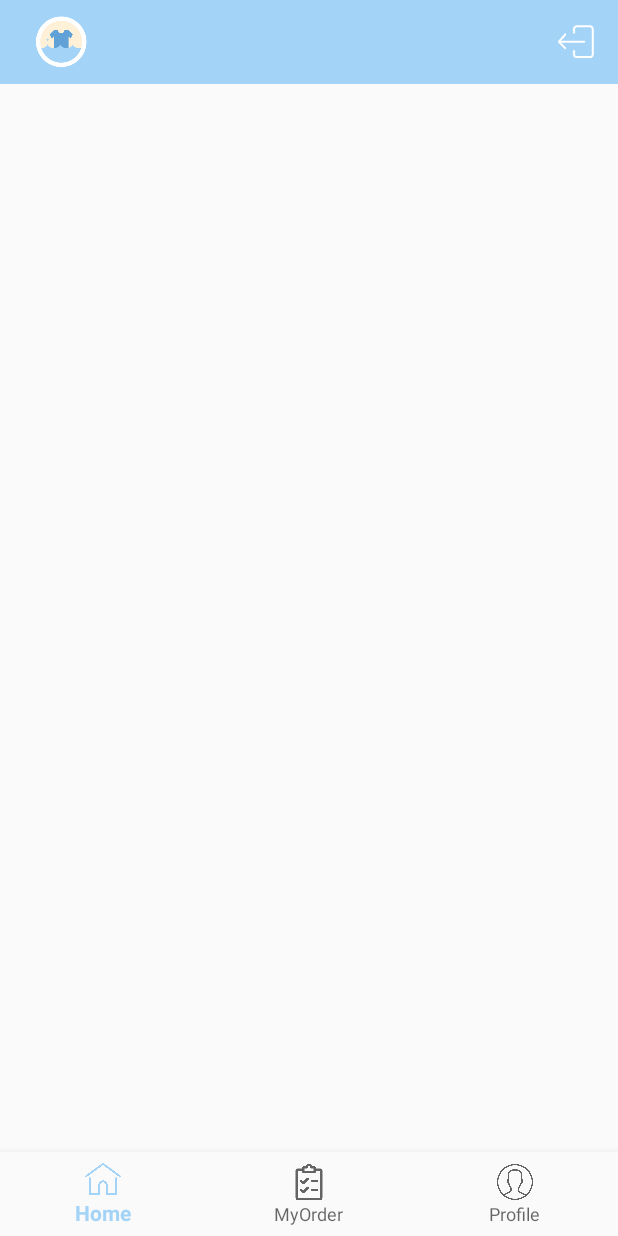
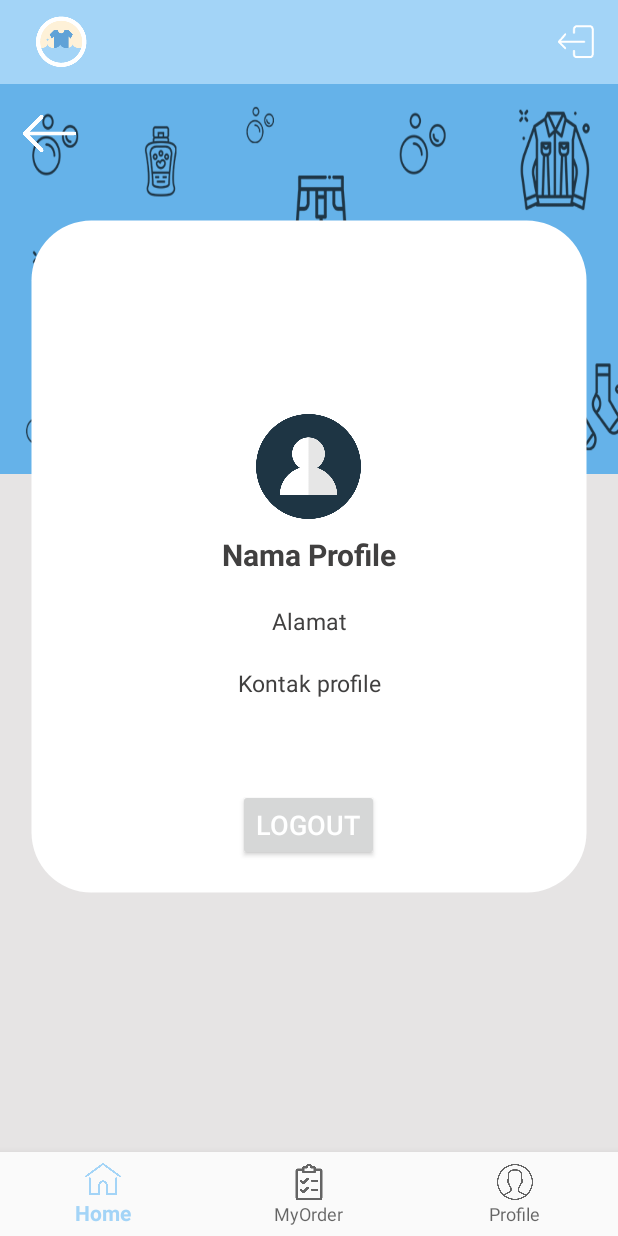
Before and after one commit to ardhiyatma09/cuci.in, an Android app: the fragment FrProfile placed in its activity, on a phone screen of 412 x 824 dp. Run offline under Robolectric (Android 15) with nearby library versions, the phone set to English and light mode, and no system bars; our stand-ins replace Firebase (no records; nobody signed in at launch, a user with empty details on screens opened directly); libraries missing offline, so code that uses them is left out: com.xwray.groupie; 4 statements that could not run were skipped.

Commit message:
logout, splash v.2

```diff
--- a/app/src/main/java/com/example/cuciinapp/activity/MainActivity.kt
+++ b/app/src/main/java/com/example/cuciinapp/activity/MainActivity.kt
@@ -12,6 +12,7 @@ import com.example.cuciinapp.R
 import com.example.cuciinapp.fragment.FrHomeUser
 import com.example.cuciinapp.fragment.FrMyorder
 import com.example.cuciinapp.fragment.FrProfile
+import com.google.firebase.auth.FirebaseAuth
 import com.xwray.groupie.GroupAdapter
 import com.xwray.groupie.kotlinandroidextensions.ViewHolder
 import kotlinx.android.synthetic.main.activity_main.*
@@ -19,6 +20,7 @@ import kotlinx.android.synthetic.main.activity_main.*
 class MainActivity : AppCompatActivity() {
 
     private var groupAdapter = GroupAdapter<ViewHolder>()
+    lateinit var mAuth: FirebaseAuth
 
     private val mOnNavigationItemSelectedListener = BottomNavigationView.OnNavigationItemSelectedListener { item ->
         when (item.itemId) {
@@ -56,6 +58,9 @@ class MainActivity : AppCompatActivity() {
     override fun onCreate(savedInstanceState: Bundle?) {
         super.onCreate(savedInstanceState)
         setContentView(R.layout.activity_main)
+
+        mAuth = FirebaseAuth.getInstance()
+
         navigation.setOnNavigationItemSelectedListener(mOnNavigationItemSelectedListener)
         val fragment = FrHomeUser()
         addFragment(fragment)
@@ -82,4 +87,12 @@ class MainActivity : AppCompatActivity() {
             super.onOptionsItemSelected(item)
         }
     }
+
+    override fun onResume() {
+        super.onResume()
+        val user = mAuth.currentUser
+        if (user == null) {
+            finish()
+        }
+    }
 }
--- a/app/src/main/java/com/example/cuciinapp/fragment/FrHomeUser.kt
+++ b/app/src/main/java/com/example/cuciinapp/fragment/FrHomeUser.kt
@@ -4,14 +4,12 @@ import android.os.Bundle
 import android.support.v4.app.Fragment
 import android.support.v7.widget.GridLayoutManager
 import android.support.v7.widget.LinearLayoutManager
-import android.support.v7.widget.RecyclerView
 import android.util.Log
 import android.view.LayoutInflater
 import android.view.View
 import android.view.ViewGroup
 import android.widget.Toast
 import com.example.cuciinapp.R
-import kotlinx.android.synthetic.main.fr_homeuser_activity.*
 import com.example.cuciinapp.adapter.LaundriAdapter
 import com.example.cuciinapp.item.BannerCarouselItem
 import com.example.cuciinapp.model.Banner
@@ -20,6 +18,7 @@ import com.example.cuciinapp.service.ApiClient
 import com.example.cuciinapp.service.ApiInterface
 import com.xwray.groupie.GroupAdapter
 import com.xwray.groupie.kotlinandroidextensions.ViewHolder
+import kotlinx.android.synthetic.main.fr_homeuser_activity.*
 import retrofit2.Call
 import retrofit2.Callback
 import retrofit2.Response
@@ -39,7 +38,7 @@ class FrHomeUser : Fragment() {
 
     override fun onViewCreated(view: View, savedInstanceState: Bundle?) {
         super.onViewCreated(view, savedInstanceState)
-        rvLaundri.layoutManager = GridLayoutManager(activity!!, 2) as RecyclerView.LayoutManager?
+        rvLaundri.layoutManager = GridLayoutManager(activity!!, 2)
         getData()
 
         val urlGambarBerita = "http://172.168.10.14/cuci_in/images/"
@@ -80,7 +79,7 @@ class FrHomeUser : Fragment() {
     }
 
 
-    fun getData(){
+    fun getData() {
         val apiInterface = ApiClient.getClient().create(ApiInterface::class.java)
         apiInterface.getAllData().enqueue(object : Callback<LaundriResponse> {
             override fun onFailure(call: Call<LaundriResponse>, t: Throwable) {
@@ -91,7 +90,7 @@ class FrHomeUser : Fragment() {
                 if (response.code() == 200) {
                     Log.e("code : ${response.code()}", "${response.body()}")
                     rvLaundri.adapter = LaundriAdapter(response.body()!!.results)
-                }else{
+                } else {
                     Log.e("code : ${response.code()}", response.message())
                 }
             }
--- a/app/src/main/java/com/example/cuciinapp/fragment/FrProfile.kt
+++ b/app/src/main/java/com/example/cuciinapp/fragment/FrProfile.kt
@@ -1,18 +1,42 @@
 package com.example.cuciinapp.fragment
 
+import android.content.Intent
 import android.os.Bundle
 import android.support.v4.app.Fragment
 import android.view.LayoutInflater
 import android.view.View
 import android.view.ViewGroup
 import com.example.cuciinapp.R
+import com.example.cuciinapp.activity.LoginActivity
+import com.google.firebase.auth.FirebaseAuth
+import kotlinx.android.synthetic.main.fr_profile_activity.*
 
 class FrProfile : Fragment() {
+
+    lateinit var fAuth: FirebaseAuth
+
+
     override fun onCreateView(
         inflater: LayoutInflater, container: ViewGroup?,
         savedInstanceState: Bundle?
     ): View? {
-        // Inflate the layout for this fragment
         return inflater.inflate(R.layout.fr_profile_activity, container, false)
+
+    }
+
+    override fun onViewCreated(view: View, savedInstanceState: Bundle?) {
+        super.onViewCreated(view, savedInstanceState)
+        fAuth = FirebaseAuth.getInstance()
+
+        btn_logout.setOnClickListener {
+            signOut()
+            startActivity(Intent(activity!!, LoginActivity::class.java))
+            activity!!.finish()
+        }
+    }
+
+    fun signOut() {
+        fAuth.signOut()
+
     }
 }
--- a/app/src/main/java/com/example/cuciinapp/model/LaundriResponse.kt
+++ b/app/src/main/java/com/example/cuciinapp/model/LaundriResponse.kt
@@ -3,6 +3,8 @@ package com.example.cuciinapp.model
 import com.google.gson.annotations.SerializedName
 
 object LaundriResponse {
-    data class LaundriResponse(@SerializedName("status")var status : String,
-                               @SerializedName("berita")val results : ArrayList<Laundri.Laundri>)
+    data class LaundriResponse(
+        @SerializedName("status") var status: String,
+        @SerializedName("berita") val results: ArrayList<Laundri.Laundri>
+    )
 }
--- a/app/src/main/java/com/example/cuciinapp/service/ApiInterface.kt
+++ b/app/src/main/java/com/example/cuciinapp/service/ApiInterface.kt
@@ -2,7 +2,6 @@ package com.example.cuciinapp.service
 
 //import com.example.testretrofitannas.model.Movie.Movie
 //import com.example.testretrofitannas.model.MovieResponse.MovieResponse
-import com.example.cuciinapp.model.Laundri
 import com.example.cuciinapp.model.LaundriResponse.LaundriResponse
 import retrofit2.Call
 import retrofit2.http.GET
@@ -10,8 +9,8 @@ import retrofit2.http.Query
 
 interface ApiInterface {
     @GET("tampil_laundri.php")
-    fun getAllData() : Call<LaundriResponse>
+    fun getAllData(): Call<LaundriResponse>
 
     @GET("tampil_id_laundri.php")
-    fun getLaundri(@Query ("id_laundri") id_laundri : Int) : Call<LaundriResponse>
+    fun getLaundri(@Query("id_laundri") id_laundri: Int): Call<LaundriResponse>
 }
--- a/app/src/main/res/drawable/corner.xml
+++ b/app/src/main/res/drawable/corner.xml
@@ -1,4 +1,11 @@
 <?xml version="1.0" encoding="utf-8"?>
-<selector xmlns:android="http://schemas.android.com/apk/res/android">
-
-</selector>
+<shape xmlns:android="http://schemas.android.com/apk/res/android"
+       android:shape="rectangle" android:padding="10dp">
+    <solid android:color="#FFFFFF"/>
+    <stroke android:width="2dp" android:color="#00000000"/>
+    <corners
+            android:bottomRightRadius="40dp"
+            android:bottomLeftRadius="40dp"
+            android:topLeftRadius="40dp"
+            android:topRightRadius="40dp"/>
+</shape>
--- a/app/src/main/res/layout/fr_profile_activity.xml
+++ b/app/src/main/res/layout/fr_profile_activity.xml
@@ -1,6 +1,83 @@
 <?xml version="1.0" encoding="utf-8"?>
-<android.support.constraint.ConstraintLayout xmlns:android="http://schemas.android.com/apk/res/android"
-                                             android:layout_width="match_parent"
-                                             android:layout_height="match_parent">
+<RelativeLayout xmlns:android="http://schemas.android.com/apk/res/android"
+                android:background="#E6E4E4"
+                android:layout_width="match_parent"
+                android:layout_height="match_parent">
 
-</android.support.constraint.ConstraintLayout>
+    <RelativeLayout
+            android:id="@+id/bg"
+            android:background="@drawable/backgroundbanner"
+            android:layout_width="match_parent"
+            android:layout_height="260dp">
+        <ImageView
+                android:src="@drawable/arrowleft"
+                android:layout_width="35dp"
+                android:layout_height="35dp"
+                android:id="@+id/btn_back"
+                android:layout_margin="15dp"/>
+    </RelativeLayout>
+
+    <RelativeLayout
+            android:id="@+id/pro"
+            android:background="@drawable/corner"
+            android:layout_marginTop="90dp"
+            android:layout_width="match_parent"
+            android:layout_marginStart="20dp"
+            android:layout_marginEnd="20dp"
+            android:layout_height="450dp">
+        <ImageView
+                android:id="@+id/avatar"
+                android:layout_marginTop="130dp"
+                android:src="@drawable/avatar"
+                android:layout_centerHorizontal="true"
+                android:layout_width="70dp"
+                android:layout_height="70dp"/>
+
+
+        <TextView
+                android:layout_below="@+id/avatar"
+                android:id="@+id/namaprofile"
+                android:textSize="20dp"
+                android:textStyle="bold"
+                android:textColor="#414040"
+                android:text="Nama Profile"
+                android:textAlignment="center"
+                android:layout_margin="10sp"
+                android:layout_width="match_parent"
+                android:layout_height="wrap_content"/>
+        <TextView
+                android:id="@+id/alamat"
+                android:layout_below="@+id/namaprofile"
+                android:textSize="15dp"
+                android:layout_margin="10sp"
+                android:textColor="#414040"
+                android:text="Alamat"
+                android:textAlignment="center"
+                android:layout_width="match_parent"
+                android:layout_height="wrap_content"/>
+        <TextView
+                android:id="@+id/kontak"
+                android:layout_below="@+id/alamat"
+                android:textSize="15dp"
+                android:layout_margin="10sp"
+                android:textColor="#414040"
+                android:text="Kontak profile"
+                android:textAlignment="center"
+                android:layout_width="match_parent"
+                android:layout_height="wrap_content"/>
+        <Button
+                android:layout_below="@+id/kontak"
+                android:id="@+id/btn_logout"
+                android:layout_centerHorizontal="true"
+                android:layout_marginTop="50dp"
+                android:text="LOgout"
+                android:textSize="18dp"
+                android:textColor="#fff"
+                android:layout_marginEnd="20dp"
+                android:layout_marginStart="20dp"
+                android:layout_width="wrap_content"
+                android:layout_height="wrap_content"/>
+    </RelativeLayout>
+
+
+</RelativeLayout>
--- a/app/src/main/res/xml/network_security_config.xml
+++ b/app/src/main/res/xml/network_security_config.xml
@@ -1,4 +1,4 @@
 <?xml version="1.0" encoding="utf-8"?>
 <network-security-config>
-    <base-config cleartextTrafficPermitted="true" />
+    <base-config cleartextTrafficPermitted="true"/>
 </network-security-config>
```
Also changed, not shown: app/src/main/java/com/example/cuciinapp/activity/LoginActivity.kt (+20 -1 lines), app/src/main/java/com/example/cuciinapp/activity/OutletActivity.kt (+7 -11 lines), app/src/main/java/com/example/cuciinapp/activity/SplashActivity.kt (+21 -3 lines), app/src/main/java/com/example/cuciinapp/adapter/LaundriAdapter.kt (+4 -5 lines), app/src/main/java/com/example/cuciinapp/fragment/FrBanner.kt (+5 -3 lines), app/src/main/java/com/example/cuciinapp/model/Laundri.kt (+6 -4 lines), app/src/main/java/com/example/cuciinapp/service/ApiClient.kt (+4 -5 lines), app/src/main/res/drawable/corner2.xml (+10 -3 lines), app/src/main/res/layout/outlet_activity.xml (+6 -6 lines), app/src/main/res/drawable/avatar.png, app/src/main/res/layout/fr_homeuser_activity.xml (indentation only), app/src/main/res/layout/row_layout.xml (indentation only).
